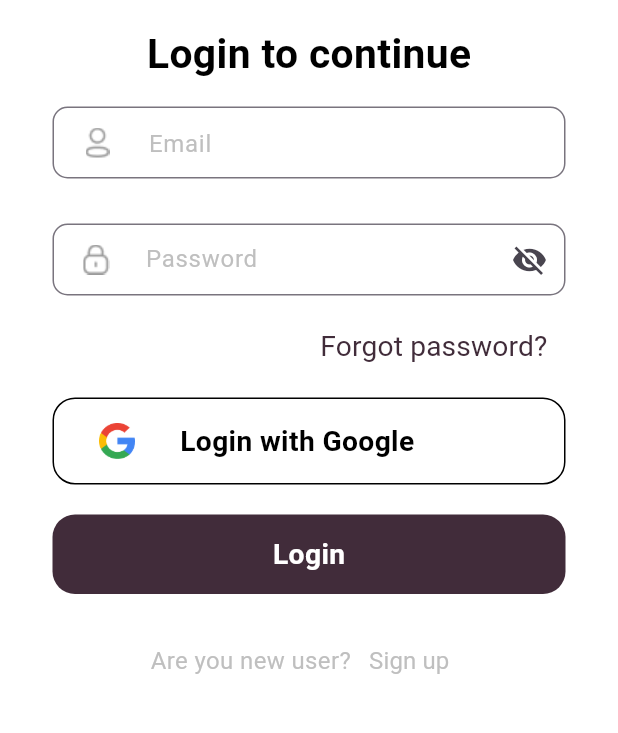
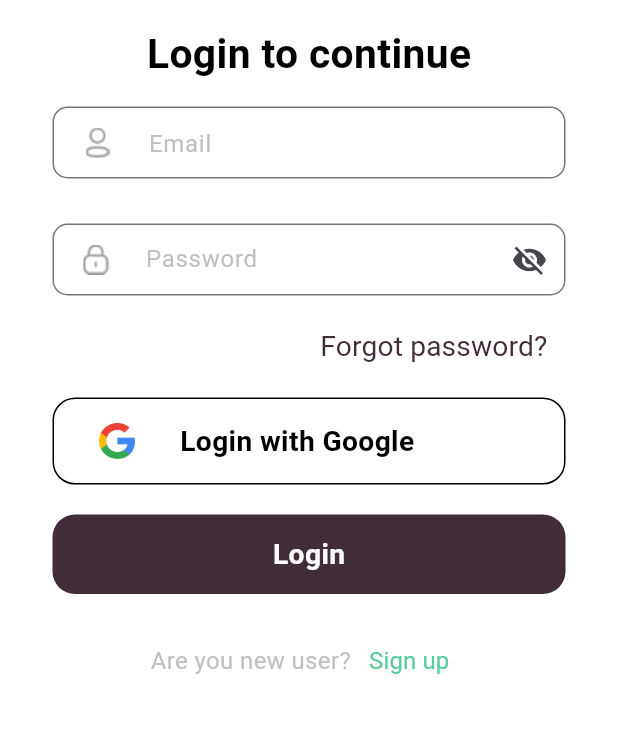
Before and after one commit to ManhHoDinh/Melody, a Flutter app: the screen it shows after launch, on a phone screen of 412 x 824 dp, the part 285-1018 px from its top. Run offline on Flutter 3.47's test engine with Material 3 defaults, Android fonts, the phone set to English and light mode, and no system bars; our stand-ins replace cloud_firestore, firebase_auth, firebase_core, flutter_rating_bar, flutter_svg, font_awesome_flutter and 3 more; accounts and stored records are empty; Roboto replaces fonts that are missing (Rubik).

Commit message:
fix sign up text

```diff
--- a/lib/melody/presentations/screens/account/login_screen.dart
+++ b/lib/melody/presentations/screens/account/login_screen.dart
@@ -197,7 +197,7 @@ class _LoginScreenState extends State<LoginScreen> {
                           },
                           child: Text("Sign up",
                               style: TextStyles.h6
-                                  .setColor(ColorPalette.grayText)))
+                                  .setColor(ColorPalette.greenText)))
                     ],
                   ),
                 ],
```
Also changed, not shown: 2 other files.
